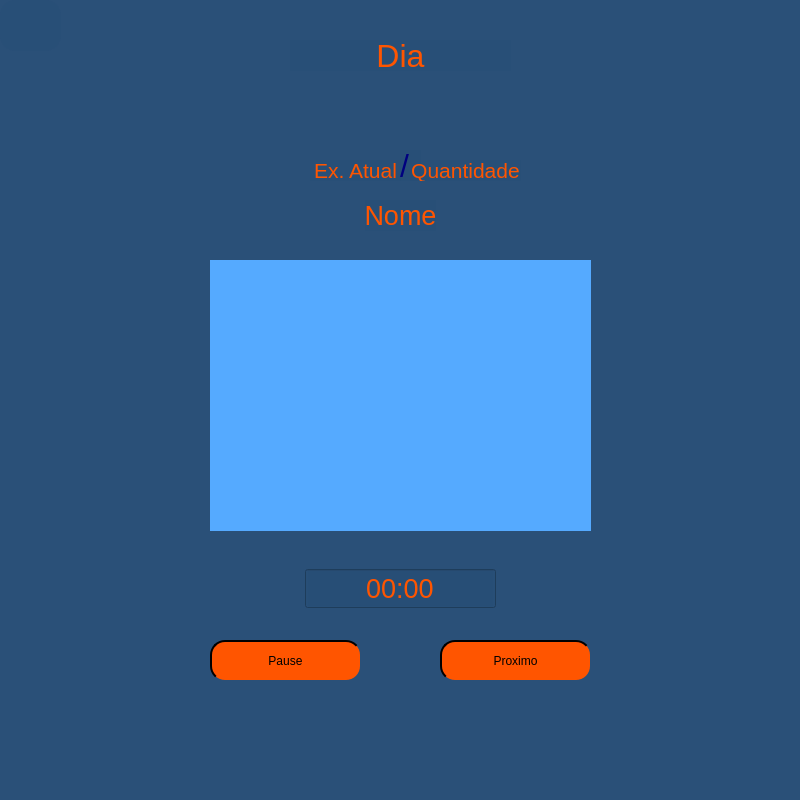
This is treinoatual.ui in YuriJVedovate/personal_application as Qt 5 draws it before an edit. The edited form follows.
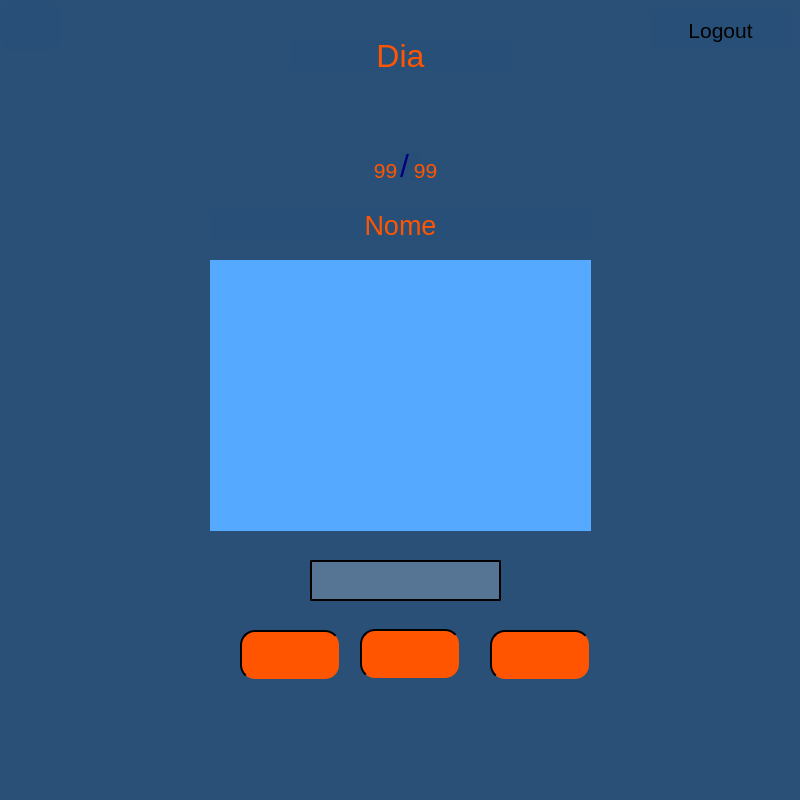
This is the edited form. Icons and pictures are not drawn.

Patch:
```diff
--- a/treinoatual.ui
+++ b/treinoatual.ui
@@ -57,9 +57,9 @@
    <widget class="QLabel" name="lbExAtual">
     <property name="geometry">
      <rect>
-      <x>310</x>
+      <x>370</x>
       <y>160</y>
-      <width>91</width>
+      <width>31</width>
       <height>21</height>
      </rect>
     </property>
@@ -72,7 +72,7 @@
      <string notr="true">color: rgb(255, 85, 0);</string>
     </property>
     <property name="text">
-     <string>Ex. Atual</string>
+     <string>99</string>
     </property>
     <property name="alignment">
      <set>Qt::AlignCenter</set>
@@ -104,7 +104,7 @@
      <rect>
       <x>410</x>
       <y>160</y>
-      <width>111</width>
+      <width>31</width>
       <height>21</height>
      </rect>
     </property>
@@ -117,7 +117,7 @@
      <string notr="true">color: rgb(255, 85, 0);</string>
     </property>
     <property name="text">
-     <string>Quantidade</string>
+     <string>99</string>
     </property>
     <property name="alignment">
      <set>Qt::AlignCenter</set>
@@ -126,9 +126,9 @@
    <widget class="QLabel" name="lbNomeExe">
     <property name="geometry">
      <rect>
-      <x>365</x>
-      <y>200</y>
-      <width>71</width>
+      <x>210</x>
+      <y>210</y>
+      <width>381</width>
       <height>31</height>
      </rect>
     </property>
@@ -151,10 +151,10 @@
    <widget class="QPushButton" name="btnPause">
     <property name="geometry">
      <rect>
-      <x>210</x>
-      <y>640</y>
-      <width>151</width>
-      <height>41</height>
+      <x>360</x>
+      <y>629</y>
+      <width>100</width>
+      <height>50</height>
      </rect>
     </property>
     <property name="styleSheet">
@@ -165,16 +165,26 @@
 border-width: 2px;</string>
     </property>
     <property name="text">
-     <string>Pause</string>
+     <string/>
+    </property>
+    <property name="icon">
+     <iconset>
+      <normaloff>playPause.png</normaloff>playPause.png</iconset>
+    </property>
+    <property name="iconSize">
+     <size>
+      <width>20</width>
+      <height>20</height>
+     </size>
     </property>
    </widget>
    <widget class="QPushButton" name="btnProximo">
     <property name="geometry">
      <rect>
-      <x>440</x>
-      <y>640</y>
-      <width>151</width>
-      <height>41</height>
+      <x>490</x>
+      <y>630</y>
+      <width>100</width>
+      <height>50</height>
      </rect>
     </property>
     <property name="styleSheet">
@@ -184,7 +194,17 @@
 border-width: 2px;</string>
     </property>
     <property name="text">
-     <string>Proximo</string>
+     <string/>
+    </property>
+    <property name="icon">
+     <iconset>
+      <normaloff>next.png</normaloff>next.png</iconset>
+    </property>
+    <property name="iconSize">
+     <size>
+      <width>20</width>
+      <height>20</height>
+     </size>
     </property>
    </widget>
    <widget class="QLabel" name="label">
@@ -209,56 +229,6 @@
      <bool>true</bool>
     </property>
    </widget>
-   <widget class="QTimeEdit" name="timeEdit">
-    <property name="geometry">
-     <rect>
-      <x>305</x>
-      <y>568</y>
-      <width>191</width>
-      <height>41</height>
-     </rect>
-    </property>
-    <property name="font">
-     <font>
-      <pointsize>20</pointsize>
-     </font>
-    </property>
-    <property name="styleSheet">
-     <string notr="true">border-color: rgb(0, 0, 0);
-color: rgb(255, 85, 0);</string>
-    </property>
-    <property name="wrapping">
-     <bool>false</bool>
-    </property>
-    <property name="frame">
-     <bool>true</bool>
-    </property>
-    <property name="alignment">
-     <set>Qt::AlignCenter</set>
-    </property>
-    <property name="buttonSymbols">
-     <enum>QAbstractSpinBox::NoButtons</enum>
-    </property>
-    <property name="specialValueText">
-     <string notr="true"/>
-    </property>
-    <property name="dateTime">
-     <datetime>
-      <hour>0</hour>
-      <minute>0</minute>
-      <second>0</second>
-      <year>2000</year>
-      <month>1</month>
-      <day>13</day>
-     </datetime>
-    </property>
-    <property name="currentSection">
-     <enum>QDateTimeEdit::MinuteSection</enum>
-    </property>
-    <property name="displayFormat">
-     <string>mm:ss</string>
-    </property>
-   </widget>
    <widget class="QPushButton" name="pushButton">
     <property name="geometry">
      <rect>
@@ -287,6 +257,98 @@
      </size>
     </property>
    </widget>
+   <widget class="QLabel" name="lblCronometro">
+    <property name="geometry">
+     <rect>
+      <x>310</x>
+      <y>560</y>
+      <width>191</width>
+      <height>41</height>
+     </rect>
+    </property>
+    <property name="font">
+     <font>
+      <pointsize>18</pointsize>
+      <weight>75</weight>
+      <bold>true</bold>
+     </font>
+    </property>
+    <property name="styleSheet">
+     <string notr="true">border-color: rgb(0, 0, 0);
+background-color: rgb(86, 116, 148);
+color: rgb(255, 85, 0);
+border-style: outset;
+border-width: 2px;</string>
+    </property>
+    <property name="text">
+     <string/>
+    </property>
+    <property name="alignment">
+     <set>Qt::AlignCenter</set>
+    </property>
+   </widget>
+   <widget class="QPushButton" name="pushButton_2">
+    <property name="geometry">
+     <rect>
+      <x>240</x>
+      <y>630</y>
+      <width>100</width>
+      <height>50</height>
+     </rect>
+    </property>
+    <property name="styleSheet">
+     <string notr="true">background-color: rgb(255, 85, 0);
+border-radius: 15px;
+border-style: outset;
+border-width: 2px;</string>
+    </property>
+    <property name="text">
+     <string/>
+    </property>
+    <property name="icon">
+     <iconset>
+      <normaloff>voltar.png</normaloff>voltar.png</iconset>
+    </property>
+    <property name="iconSize">
+     <size>
+      <width>20</width>
+      <height>20</height>
+     </size>
+    </property>
+   </widget>
+   <widget class="QPushButton" name="btnLogout">
+    <property name="geometry">
+     <rect>
+      <x>650</x>
+      <y>10</y>
+      <width>141</width>
+      <height>40</height>
+     </rect>
+    </property>
+    <property name="font">
+     <font>
+      <pointsize>16</pointsize>
+     </font>
+    </property>
+    <property name="styleSheet">
+     <string notr="true">
+border-style: outset;
+border-width: 0px;</string>
+    </property>
+    <property name="text">
+     <string>Logout</string>
+    </property>
+    <property name="icon">
+     <iconset>
+      <normaloff>sair.png</normaloff>sair.png</iconset>
+    </property>
+    <property name="iconSize">
+     <size>
+      <width>40</width>
+      <height>40</height>
+     </size>
+    </property>
+   </widget>
   </widget>
  </widget>
  <resources/>
```
Left out of the diff: 1 changed line with no effect on the pictures.
